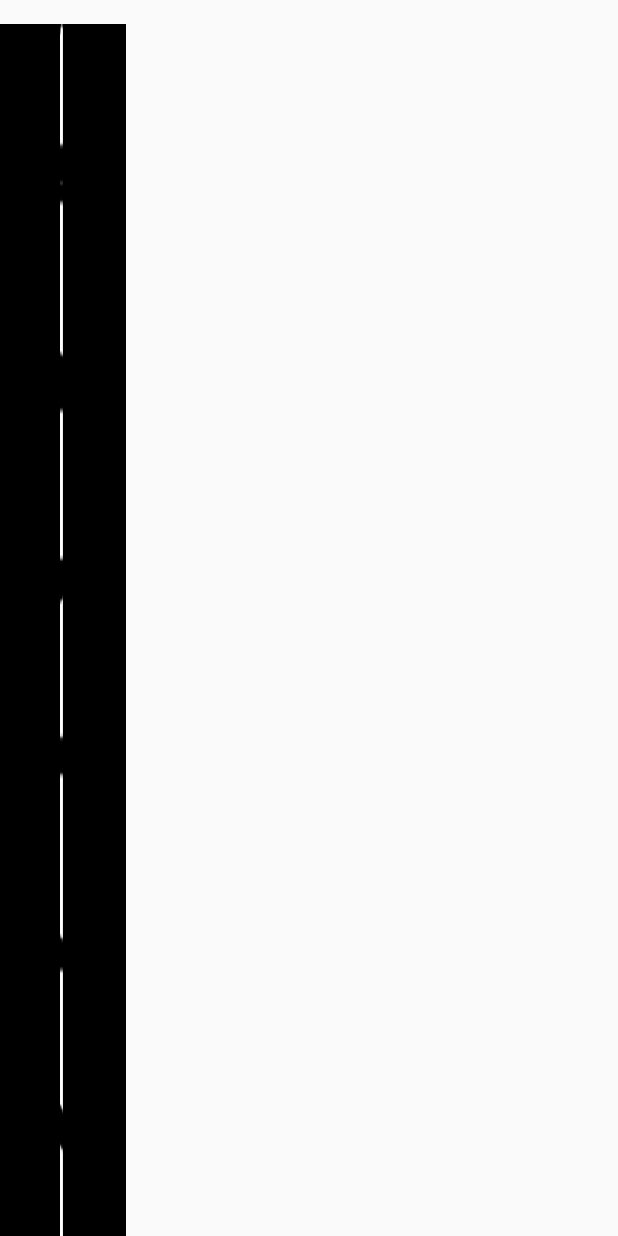
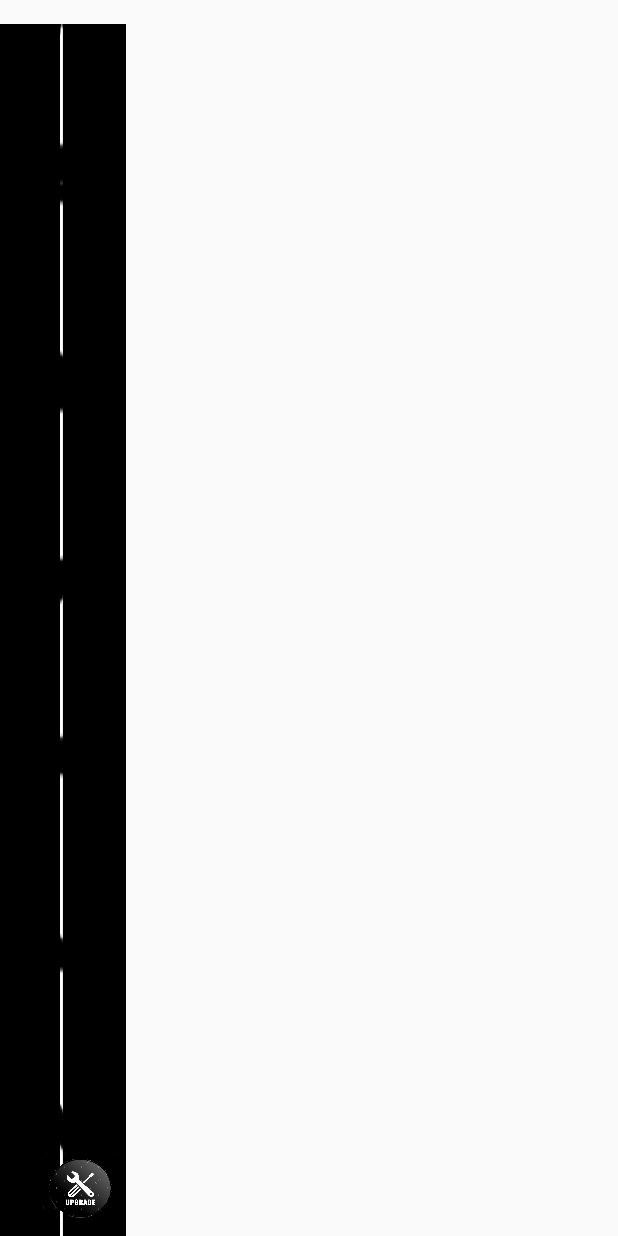
Before and after one commit to Schuetze19/IdleHospitalTycoon, an Android app: the layout fragment_fahrstrecke.xml on its own in the app's theme, with its tools: preview values and no code run, on a phone screen of 412 x 824 dp. Run offline under Robolectric (Android 15) with nearby library versions, the phone set to English and light mode, and no system bars.

Commit message:
UpgradeDialogController erstellt dieser soll, alle Updates der verschiedenen Items steuern. Upgrade und Krankenwagen Image hinzugefügt

```diff
--- a/app/build.gradle
+++ b/app/build.gradle
@@ -19,10 +19,14 @@ android {
             proguardFiles getDefaultProguardFile('proguard-android.txt'), 'proguard-rules.pro'
         }
     }
+    compileOptions {
+        sourceCompatibility JavaVersion.VERSION_1_8
+        targetCompatibility JavaVersion.VERSION_1_8
+    }
 }
 
 dependencies {
-    implementation fileTree(dir: 'libs', include: ['*.jar'])
+    implementation fileTree(include: ['*.jar'], dir: 'libs')
     //noinspection GradleCompatible
     implementation 'com.android.support:appcompat-v7:26.1.0'
     implementation 'com.android.support.constraint:constraint-layout:1.0.2'
--- /dev/null
+++ b/app/src/main/java/de/idlepolicetycoon/project/controller/UpgradeDialogController.java
@@ -0,0 +1,23 @@
+package de.idlepolicetycoon.project.controller;
+
+import android.view.View;
+import android.widget.Button;
+
+import com.example.dennis.idlepolicetycoon.R;
+
+import java.util.logging.Logger;
+
+/**
+ * Created by Dennis on 13.03.2018.
+ */
+
+public class UpgradeDialogController {
+
+    private Button upgradeButtonKrankenwagen;
+
+    public UpgradeDialogController(View view){
+        upgradeButtonKrankenwagen = (Button) view.findViewById(R.id.upgradeButtonKrankenwagen);
+
+
+    }
+}
--- a/app/src/main/java/de/idlepolicetycoon/project/view/MainActivity.java
+++ b/app/src/main/java/de/idlepolicetycoon/project/view/MainActivity.java
@@ -5,11 +5,15 @@ import android.support.v7.app.AppCompatActivity;
 
 import com.example.dennis.idlepolicetycoon.R;
 
+import de.idlepolicetycoon.project.controller.UpgradeDialogController;
+
 public class MainActivity extends AppCompatActivity {
+
 
     @Override
     protected void onCreate(Bundle savedInstanceState) {
         super.onCreate(savedInstanceState);
         setContentView(R.layout.activity_main);
+
     }
 }
--- a/app/src/main/res/layout/fragment_fahrstrecke.xml
+++ b/app/src/main/res/layout/fragment_fahrstrecke.xml
@@ -1,20 +1,39 @@
 <FrameLayout xmlns:android="http://schemas.android.com/apk/res/android"
+    xmlns:app="http://schemas.android.com/apk/res-auto"
     xmlns:tools="http://schemas.android.com/tools"
     android:layout_width="match_parent"
     android:layout_height="match_parent"
     tools:context="de.idlepolicetycoon.project.view.FahrstreckeFragment">
 
-    <RelativeLayout
+    <android.support.constraint.ConstraintLayout
+        android:id="@+id/relativeLayout2"
         android:layout_width="84dp"
-        android:layout_height="wrap_content"
+        android:layout_height="match_parent"
         android:layout_marginTop="16dp">
 
         <ImageView
             android:layout_width="match_parent"
             android:layout_height="match_parent"
             android:scaleType="fitXY"
-            android:src="@drawable/strassebsp" />
+            android:src="@drawable/strassebsp"
+            app:layout_constraintEnd_toEndOf="parent"
+            app:layout_constraintStart_toStartOf="parent"
+            app:layout_constraintTop_toTopOf="parent" />
 
-    </RelativeLayout>
+        <Button
+            android:id="@+id/upgradeButtonKrankenwagen"
+            android:layout_width="50dp"
+            android:layout_height="50dp"
+            android:layout_marginBottom="5dp"
+            android:layout_marginEnd="5dp"
+            android:layout_marginTop="428dp"
+            android:background="@drawable/upgrade"
+            app:layout_constraintBottom_toBottomOf="parent"
+            app:layout_constraintEnd_toEndOf="parent"
+            app:layout_constraintHorizontal_bias="1.0"
+            app:layout_constraintStart_toStartOf="parent"
+            app:layout_constraintTop_toTopOf="parent"
+            app:layout_constraintVertical_bias="1.0" />
+    </android.support.constraint.ConstraintLayout>
 
 </FrameLayout>
```
Also changed, not shown: app/src/main/res/drawable-hdpi/krankenwagen.png (added), app/src/main/res/drawable-hdpi/upgrade.png (added), app/src/main/res/drawable-mdpi/krankenwagen.png (added), app/src/main/res/drawable-mdpi/upgrade.png (added), app/src/main/res/drawable-xhdpi/krankenwagen.png (added), app/src/main/res/drawable-xhdpi/upgrade.png (added), app/src/main/res/drawable-xxhdpi/krankenwagen.png (added), app/src/main/res/drawable-xxhdpi/upgrade.png (added), app/src/main/res/drawable-xxxhdpi/krankenwagen.png (added), app/src/main/res/drawable-xxxhdpi/upgrade.png (added).
